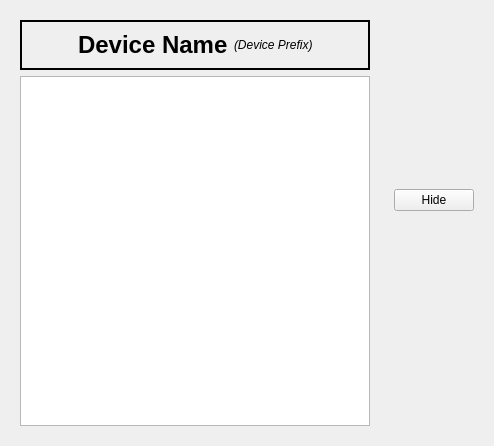
Old version of the form typhon/ui/base.ui in the repository pcdshub/typhos.
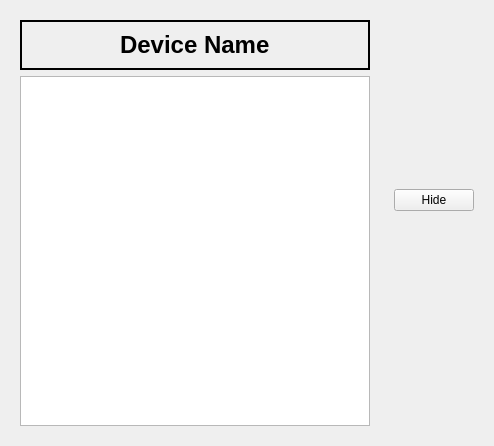
New version of the form. Custom widgets are drawn as their Qt base class.

Commit message: UI: Deprecate prefix_label, plot update asynchronously

Patch:
```diff
--- a/typhon/ui/base.ui
+++ b/typhon/ui/base.ui
@@ -77,18 +77,6 @@
            </property>
           </widget>
          </item>
-         <item>
-          <widget class="QLabel" name="prefix_label">
-           <property name="font">
-            <font>
-             <italic>true</italic>
-            </font>
-           </property>
-           <property name="text">
-            <string>(Device Prefix)</string>
-           </property>
-          </widget>
-         </item>
          <item>
           <spacer name="horizontalSpacer">
            <property name="orientation">
```
Left out of the diff: 6 changed lines with no effect on the pictures.
